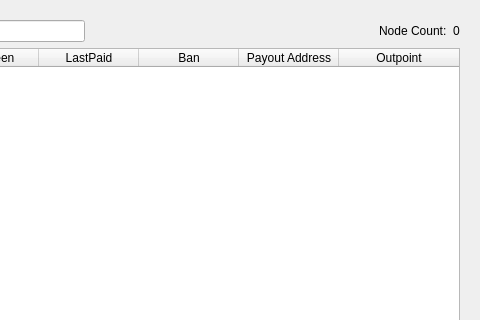
The window that src/qt/forms/masternodelist.ui (vovanchik-net/vqr) describes before a commit, drawn with Qt 5; both pictures show x 282 to 762 and y 0 to 320 of the 762 by 457 pixel window.
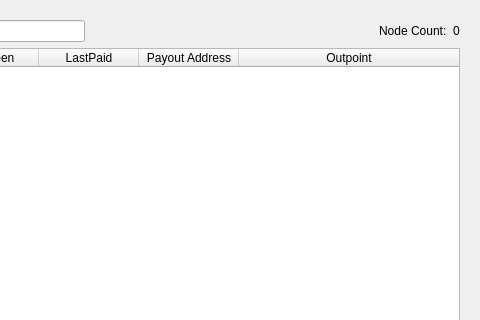
The same window after the commit.

```diff
--- a/src/qt/forms/masternodelist.ui
+++ b/src/qt/forms/masternodelist.ui
@@ -134,11 +134,6 @@
            <string>LastPaid</string>
           </property>
          </column>
-         <column>
-          <property name="text">
-           <string>Ban</string>
-          </property>
-         </column>
          <column>
           <property name="text">
            <string>Payout Address</string>
```
